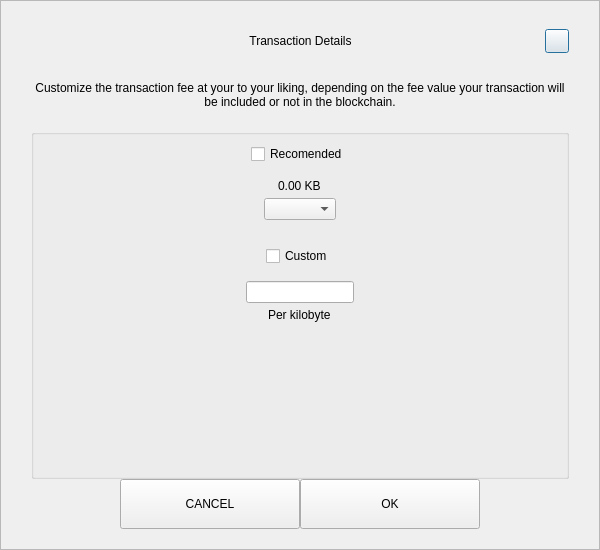
Qt form src/qt/ambankcoin/forms/sendcustomfeedialog.ui (ambankcoin/Core-All-OS) before a commit.
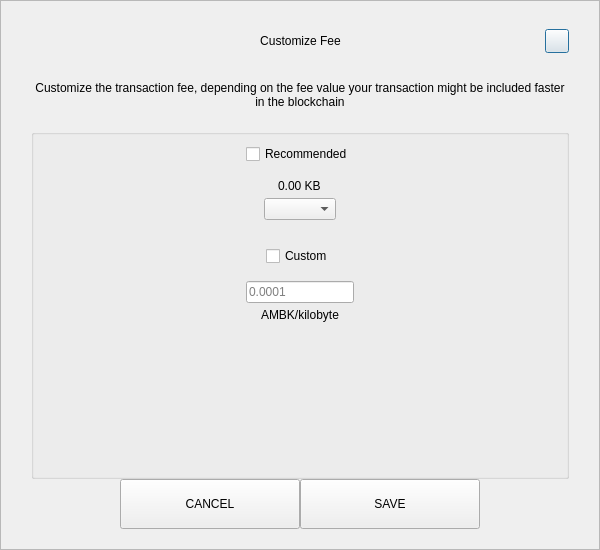
The same form after that commit.

What changed in the file:
```diff
--- a/src/qt/ambankcoin/forms/sendcustomfeedialog.ui
+++ b/src/qt/ambankcoin/forms/sendcustomfeedialog.ui
@@ -92,7 +92,7 @@
            <string notr="true">padding-left:24px;</string>
           </property>
           <property name="text">
-           <string>Transaction Details</string>
+           <string>Customize Fee</string>
           </property>
           <property name="alignment">
            <set>Qt::AlignCenter</set>
@@ -155,7 +155,7 @@
       <item>
        <widget class="QLabel" name="labelMessage">
         <property name="text">
-         <string>Customize the transaction fee at your to your liking, depending on the fee value your transaction will be included or not in the blockchain.</string>
+         <string>Customize the transaction fee, depending on the fee value your transaction might be included faster in the blockchain</string>
         </property>
         <property name="alignment">
          <set>Qt::AlignCenter</set>
@@ -201,7 +201,7 @@
            <item alignment="Qt::AlignHCenter">
             <widget class="QCheckBox" name="checkBoxRecommended">
              <property name="text">
-              <string>Recomended</string>
+              <string>Recommended</string>
              </property>
             </widget>
            </item>
@@ -278,12 +278,16 @@
             </spacer>
            </item>
            <item alignment="Qt::AlignHCenter">
-            <widget class="QLineEdit" name="lineEditCustomFee"/>
+            <widget class="QLineEdit" name="lineEditCustomFee">
+             <property name="placeholderText">
+              <string notr="true">0.0001</string>
+             </property>
+            </widget>
            </item>
            <item alignment="Qt::AlignHCenter">
             <widget class="QLabel" name="labelCustomFee">
              <property name="text">
-              <string>Per kilobyte</string>
+              <string>AMBK/kilobyte</string>
              </property>
             </widget>
            </item>
@@ -348,7 +352,7 @@
            <enum>Qt::NoFocus</enum>
           </property>
           <property name="text">
-           <string>OK</string>
+           <string>SAVE</string>
           </property>
          </widget>
         </item>
```
